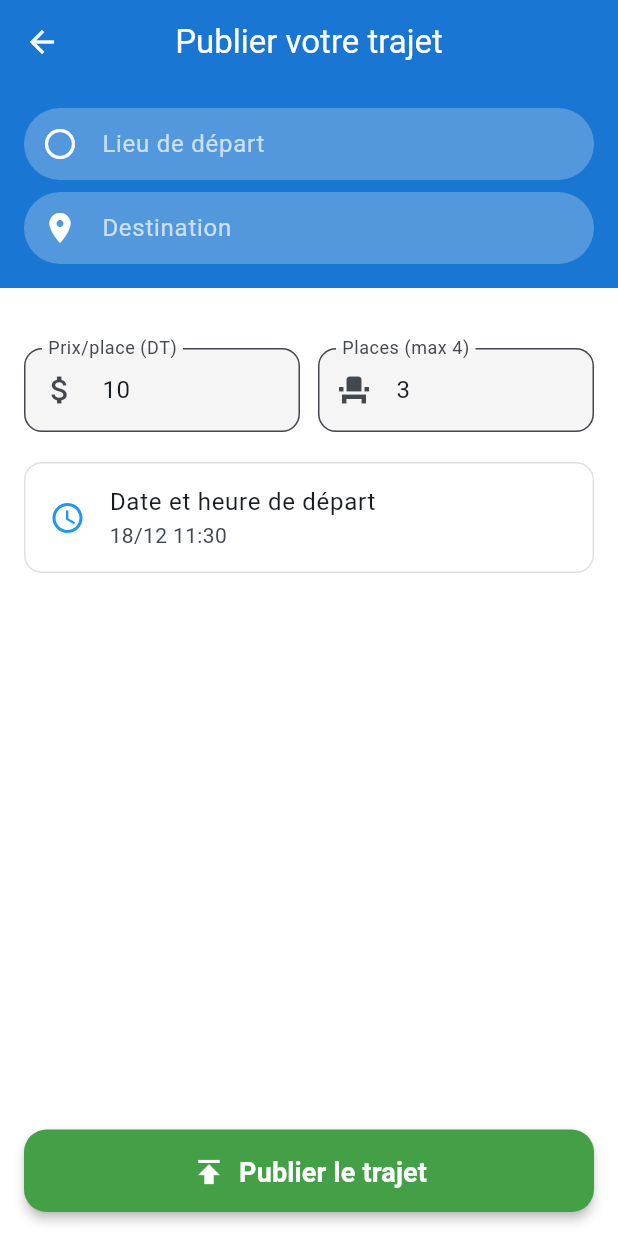
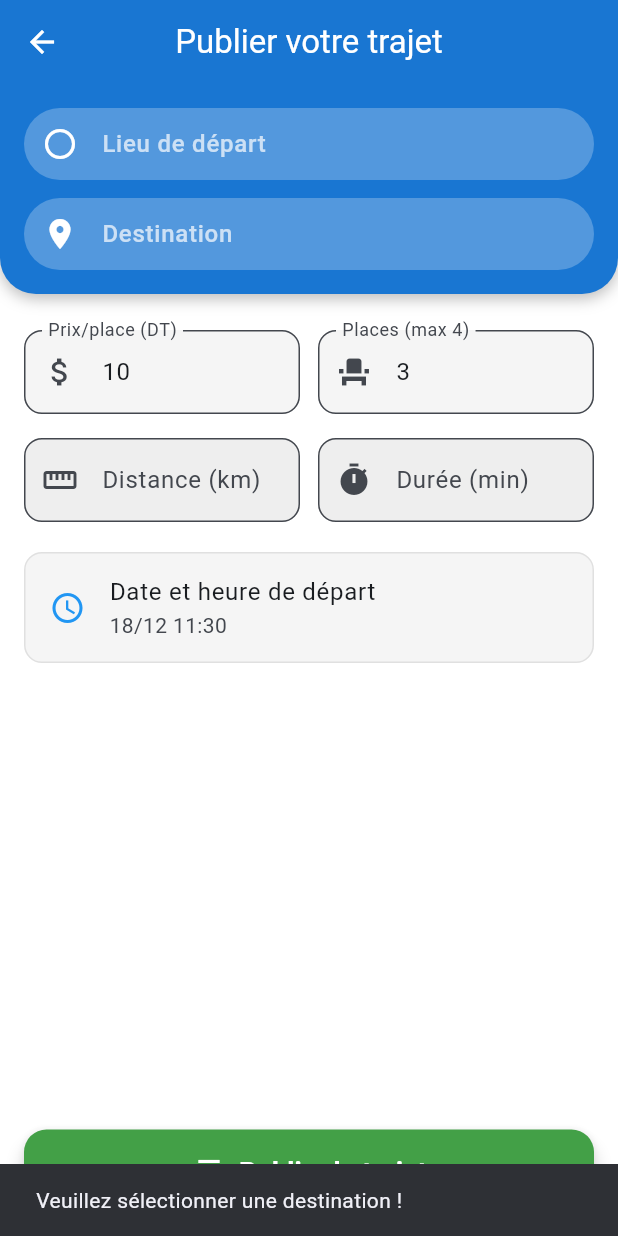
Before and after one commit to chaymakharrat/prohetFlutter2, a Flutter app: the PublishRidePage screen opened by its route, after a tap on "Publier le trajet", on a phone screen of 412 x 824 dp. Run offline on Flutter 3.47's test engine with Material 3 defaults, Android fonts, the phone set to English and light mode, and no system bars; our stand-ins replace cloud_firestore, firebase_auth, firebase_core, flutter_map, geolocator, latlong2; missing offline and left inert: string_similarity; accounts and stored records are empty.

Commit message:
Ajout de la page PublishRide avec champs distance et durée

```diff
--- a/lib/screens/ride/publish_ride_page.dart
+++ b/lib/screens/ride/publish_ride_page.dart
@@ -1,10 +1,9 @@
 import 'package:flutter/material.dart';
 import 'package:projet_flutter/controller/ride_controller.dart';
-//import 'package:projet_flutter/models/rideFire.dart';
 import 'package:provider/provider.dart';
 import '../../models/app_ride_models.dart';
 import '../../state/app_state.dart';
-import 'package:url_launcher/url_launcher.dart';
+//import 'package:url_launcher/url_launcher.dart';
 
 class PublishRidePage extends StatefulWidget {
   static const String routeName = '/publish';
@@ -22,6 +21,8 @@ class _PublishRidePageState extends State<PublishRidePage> {
   final _seatsController = TextEditingController();
   final TextEditingController _fromController = TextEditingController();
   final TextEditingController _toController = TextEditingController();
+  final _distanceController = TextEditingController();
+  final _durationController = TextEditingController();
   DateTime _dateTime = DateTime.now().add(const Duration(hours: 1));
 
   @override
@@ -37,11 +38,14 @@ class _PublishRidePageState extends State<PublishRidePage> {
       _seatsController.text = ride.availableSeats.toString();
       _dateTime = ride.departureTime;
     } else {
-      if (app.origin != null) _fromController.text = app.origin!.label!;
-      if (app.destination != null) _toController.text = app.destination!.label!;
+      if (app.origin != null) _fromController.text = app.origin!.label;
+      if (app.destination != null) _toController.text = app.destination!.label;
       _priceController.text = '10';
       _seatsController.text = '3';
     }
+
+    _distanceController.text = app.distanceKm?.toStringAsFixed(1) ?? '';
+    _durationController.text = app.formattedDuration;
   }
 
   @override
@@ -59,9 +63,22 @@ class _PublishRidePageState extends State<PublishRidePage> {
       ),
       body: Column(
         children: [
-          // --- Barre bleue : départ et destination ---
+          // ----------------- Barre bleue : départ et destination -----------------
           Container(
-            color: Colors.blue.shade700,
+            decoration: BoxDecoration(
+              color: Colors.blue.shade700,
+              borderRadius: const BorderRadius.only(
+                bottomLeft: Radius.circular(24),
+                bottomRight: Radius.circular(24),
+              ),
+              boxShadow: [
+                BoxShadow(
+                  color: Colors.black26,
+                  blurRadius: 8,
+                  offset: Offset(0, 3),
+                ),
+              ],
+            ),
             padding: const EdgeInsets.all(16),
             child: Column(
               children: [
@@ -72,7 +89,7 @@ class _PublishRidePageState extends State<PublishRidePage> {
                   color: Colors.white,
                   isReadOnly: true,
                 ),
-                const SizedBox(height: 8),
+                const SizedBox(height: 12),
                 _buildLocationField(
                   controller: _toController,
                   hint: 'Destination',
@@ -84,16 +101,17 @@ class _PublishRidePageState extends State<PublishRidePage> {
             ),
           ),
 
+          // ----------------- Formulaire -----------------
           Expanded(
             child: ListView(
-              padding: const EdgeInsets.all(16),
+              padding: const EdgeInsets.symmetric(horizontal: 16, vertical: 24),
               children: [
-                const SizedBox(height: 24),
                 Form(
                   key: _formKey,
                   child: Column(
                     crossAxisAlignment: CrossAxisAlignment.start,
                     children: [
+                      // --- Prix et Places ---
                       Row(
                         children: [
                           Expanded(
@@ -116,7 +134,7 @@ class _PublishRidePageState extends State<PublishRidePage> {
                                 if (v == null || v.isEmpty) return 'Requis';
                                 final val = double.tryParse(v);
                                 if (val == null || val <= 0)
-                                  return 'Entrer un prix valide';
+                                  return "Entrer un prix valide";
                                 return null;
                               },
                             ),
@@ -146,12 +164,52 @@ class _PublishRidePageState extends State<PublishRidePage> {
                           ),
                         ],
                       ),
+                      const SizedBox(height: 16),
+
+                      // --- Distance et Durée (readonly) ---
+                      Row(
+                        children: [
+                          Expanded(
+                            child: TextFormField(
+                              controller: _distanceController,
+                              readOnly: true,
+                              decoration: InputDecoration(
+                                labelText: 'Distance (km)',
+                                prefixIcon: const Icon(Icons.straighten),
+                                border: OutlineInputBorder(
+                                  borderRadius: BorderRadius.circular(12),
+                                ),
+                                filled: true,
+                                fillColor: Colors.grey.shade200,
+                              ),
+                            ),
+                          ),
+                          const SizedBox(width: 12),
+                          Expanded(
+                            child: TextFormField(
+                              controller: _durationController,
+                              readOnly: true,
+                              decoration: InputDecoration(
+                                labelText: 'Durée (min)',
+                                prefixIcon: const Icon(Icons.timer),
+                                border: OutlineInputBorder(
+                                  borderRadius: BorderRadius.circular(12),
+                                ),
+                                filled: true,
+                                fillColor: Colors.grey.shade200,
+                              ),
+                            ),
+                          ),
+                        ],
+                      ),
                       const SizedBox(height: 20),
-                      // Date et heure
+
+                      // --- Date et Heure ---
                       Container(
                         decoration: BoxDecoration(
                           borderRadius: BorderRadius.circular(12),
                           border: Border.all(color: Colors.grey.shade300),
+                          color: Colors.grey.shade100,
                         ),
                         child: ListTile(
                           leading: const Icon(
@@ -196,7 +254,7 @@ class _PublishRidePageState extends State<PublishRidePage> {
             ),
           ),
 
-          // --- Bouton Publier / Modifier ---
+          // ----------------- Bouton Publier / Modifier -----------------
           Padding(
             padding: const EdgeInsets.all(16.0),
             child: SizedBox(
@@ -208,7 +266,7 @@ class _PublishRidePageState extends State<PublishRidePage> {
                   shape: RoundedRectangleBorder(
                     borderRadius: BorderRadius.circular(15),
                   ),
-                  elevation: 3,
+                  elevation: 5,
                 ),
                 icon: Icon(isEdit ? Icons.edit : Icons.publish, size: 24),
                 label: Text(
@@ -220,6 +278,16 @@ class _PublishRidePageState extends State<PublishRidePage> {
                 ),
                 onPressed: () async {
                   if (!_formKey.currentState!.validate()) return;
+                  if (app.destination == null) {
+                    ScaffoldMessenger.of(context).showSnackBar(
+                      const SnackBar(
+                        content: Text(
+                          'Veuillez sélectionner une destination !',
+                        ),
+                      ),
+                    );
+                    return;
+                  }
 
                   final ride = Ride(
                     id: isEdit
@@ -233,58 +301,33 @@ class _PublishRidePageState extends State<PublishRidePage> {
                     availableSeats: int.parse(_seatsController.text),
                     pricePerSeat: double.parse(_priceController.text),
                     reserverSeats: 0,
+                    distanceKm: app.distanceKm?.roundToDouble() ?? 0,
+                    durationMin: app.durationMin?.roundToDouble() ?? 0.0,
                   );
 
-                  if (isEdit) {
-                    final rideController = RideController();
-                    try {
+                  final rideController = RideController();
+                  try {
+                    if (isEdit) {
                       await rideController.updateRide(ride);
                       ScaffoldMessenger.of(context).showSnackBar(
                         const SnackBar(
-                          content: Text('Ride modifier avec succès !'),
+                          content: Text('Ride modifié avec succès !'),
                         ),
                       );
-                      Navigator.pop(context); // Retour à la page précédente
-                    } catch (e) {
-                      ScaffoldMessenger.of(context).showSnackBar(
-                        SnackBar(
-                          content: Text('Erreur lors de modification : $e'),
-                        ),
-                      );
-                    }
-                    // // Envoi WhatsApp aux passagers
-                    // final reservations = app.getReservationsForRide(ride.id);
-                    // for (var res in reservations) {
-                    //   final Uri whatsappUri = Uri.parse(
-                    //     "https://wa.me/21652511554?text=${Uri.encodeComponent('Bonjour ${res.user.name}, le trajet a été modifié.')}",
-                    //   );
-                    //   if (await canLaunchUrl(whatsappUri))
-                    //     await launchUrl(whatsappUri);
-                    // }
-                    ScaffoldMessenger.of(context).showSnackBar(
-                      const SnackBar(
-                        content: Text(
-                          'Modification envoyée aux passagers via WhatsApp',
-                        ),
-                      ),
-                    );
-                  } else {
-                    final rideController = RideController();
-                    try {
+                    } else {
                       await rideController.addRide(ride);
                       ScaffoldMessenger.of(context).showSnackBar(
                         const SnackBar(
                           content: Text('Ride ajouté avec succès !'),
                         ),
                       );
-                      Navigator.pop(context); // Retour à la page précédente
-                    } catch (e) {
-                      ScaffoldMessenger.of(context).showSnackBar(
-                        SnackBar(content: Text('Erreur lors de l’ajout : $e')),
-                      );
                     }
+                    Navigator.pushNamed(context, '/userRides');
+                  } catch (e) {
+                    ScaffoldMessenger.of(
+                      context,
+                    ).showSnackBar(SnackBar(content: Text('Erreur : $e')));
                   }
-                  Navigator.pushReplacementNamed(context, '/userRides');
                 },
               ),
             ),
@@ -304,7 +347,7 @@ class _PublishRidePageState extends State<PublishRidePage> {
     return TextField(
       controller: controller,
       readOnly: isReadOnly,
-      style: const TextStyle(color: Colors.white),
+      style: const TextStyle(color: Colors.white, fontWeight: FontWeight.w500),
       decoration: InputDecoration(
         prefixIcon: Icon(icon, color: color),
         hintText: hint,
--- a/lib/state/app_state.dart
+++ b/lib/state/app_state.dart
@@ -20,6 +20,20 @@ class AppState extends ChangeNotifier {
   // ========================= TRAJET EN COURS =========================
   LocationPoint? origin; // Point de départ sélectionné
   LocationPoint? destination; // Point d’arrivée sélectionné
+  double? distanceKm;
+  double? durationMin;
+  String get formattedDuration {
+    if (durationMin == null) return '';
+    final totalMinutes = durationMin!.round();
+    final hours = totalMinutes ~/ 60;
+    final minutes = totalMinutes % 60;
+    if (hours > 0) {
+      return '${hours}h ${minutes}min';
+    } else {
+      return '${minutes}min';
+    }
+  }
+
   String? currentUserId; // UID de l’utilisateur (facultatif ici)
   // ========================= MÉTHODES UTILISATEUR =========================
 
```
Also changed, not shown: lib/controller/ride_controller_fire.dart (deleted, +0 -203 lines), lib/screens/home/home_map_page.dart (+118 -3 lines).
